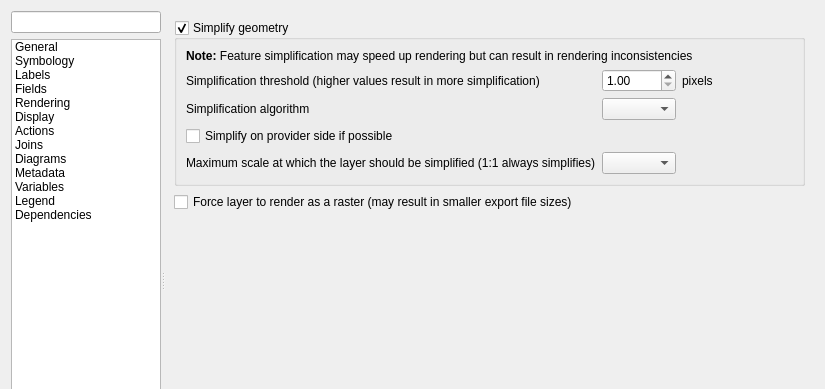
The window that src/ui/qgsvectorlayerpropertiesbase.ui (carsmie/QGIS) describes before a commit, drawn with Qt 5; both pictures show x 0 to 825 and y 0 to 389 of the 825 by 588 pixel window.
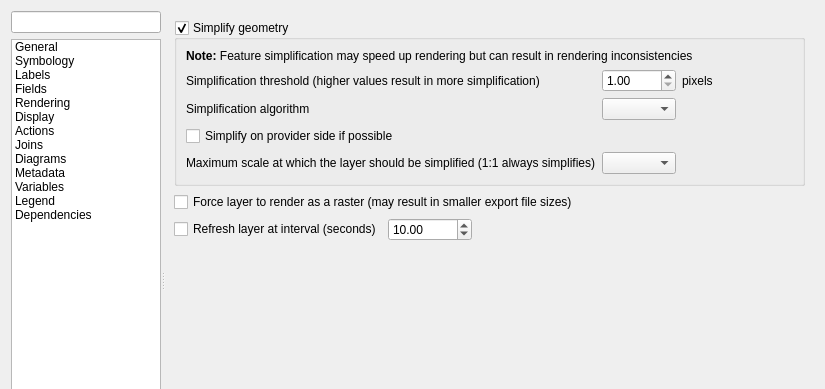
The same window after the commit. The open tabs and pages were chosen to show the change. Icons and pictures are not drawn. Custom widgets are drawn as their Qt base class.

Commit message:
[FEATURE] Allow layers to be automatically refreshed at a specified interval
This allows users to set a timer interval in layer properties
for individual layers. These layers will be automatically refreshed
at a matching interval.

Canvas updates are deferred in order to avoid refreshing multiple
times if more than one layer has an auto update interval set.

Additionally, logic has been added to skip any auto redraws of
the canvas while the canvas is already being redrawn. This avoids
issues caused by setting a layer auto refresh to a shorter time than
is required to redraw the canvas.

What changed in the file:
```diff
--- a/src/ui/qgsvectorlayerpropertiesbase.ui
+++ b/src/ui/qgsvectorlayerpropertiesbase.ui
@@ -906,6 +906,52 @@
                  </property>
                 </widget>
                </item>
+               <item>
+                <layout class="QHBoxLayout" name="horizontalLayout_3">
+                 <item>
+                  <widget class="QCheckBox" name="mRefreshLayerCheckBox">
+                   <property name="text">
+                    <string>Refresh layer at interval (seconds)</string>
+                   </property>
+                  </widget>
+                 </item>
+                 <item>
+                  <widget class="QDoubleSpinBox" name="mRefreshLayerIntervalSpinBox">
+                   <property name="toolTip">
+                    <string>Higher values result in more simplification</string>
+                   </property>
+                   <property name="decimals">
+                    <number>2</number>
+                   </property>
+                   <property name="minimum">
+                    <double>0.000000000000000</double>
+                   </property>
+                   <property name="maximum">
+                    <double>100000000000000000000.000000000000000</double>
+                   </property>
+                   <property name="singleStep">
+                    <double>5.000000000000000</double>
+                   </property>
+                   <property name="value">
+                    <double>10.000000000000000</double>
+                   </property>
+                  </widget>
+                 </item>
+                 <item>
+                  <spacer name="horizontalSpacer_4">
+                   <property name="orientation">
+                    <enum>Qt::Horizontal</enum>
+                   </property>
+                   <property name="sizeHint" stdset="0">
+                    <size>
+                     <width>40</width>
+                     <height>20</height>
+                    </size>
+                   </property>
+                  </spacer>
+                 </item>
+                </layout>
+               </item>
                <item>
                 <spacer name="verticalSpacer_6">
                  <property name="orientation">
```
Left out of the diff: 2 changed lines with no effect on the pictures. The commit also changes 13 other files.
